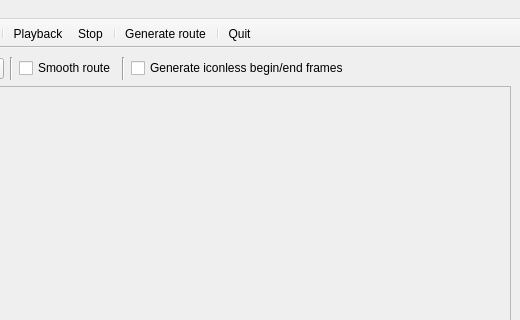
Qt form src/routegen.ui (michjans/routegen) before a commit; both pictures show x 484 to 1004 and y 0 to 320 of the 1004 by 600 pixel window.
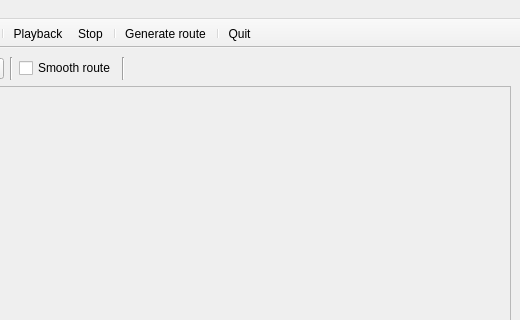
The same form after that commit. Icons and pictures are not drawn.

Commit message: Fixes for Windows build Moved generate iconless frame to settings dialog Some fixes in passing on settings, when user changes them

The edit to the form file:
```diff
--- a/src/routegen.ui
+++ b/src/routegen.ui
@@ -147,16 +147,6 @@
         </property>
        </widget>
       </item>
-      <item>
-       <widget class="QCheckBox" name="genFramesCB">
-        <property name="toolTip">
-         <string>Generate begin/end frames, without the vehicle icon</string>
-        </property>
-        <property name="text">
-         <string>Generate iconless begin/end frames</string>
-        </property>
-       </widget>
-      </item>
       <item>
        <spacer>
         <property name="orientation">
```
Left out of the diff: 6 changed lines with no effect on the pictures. The commit also changes 9 other files.
